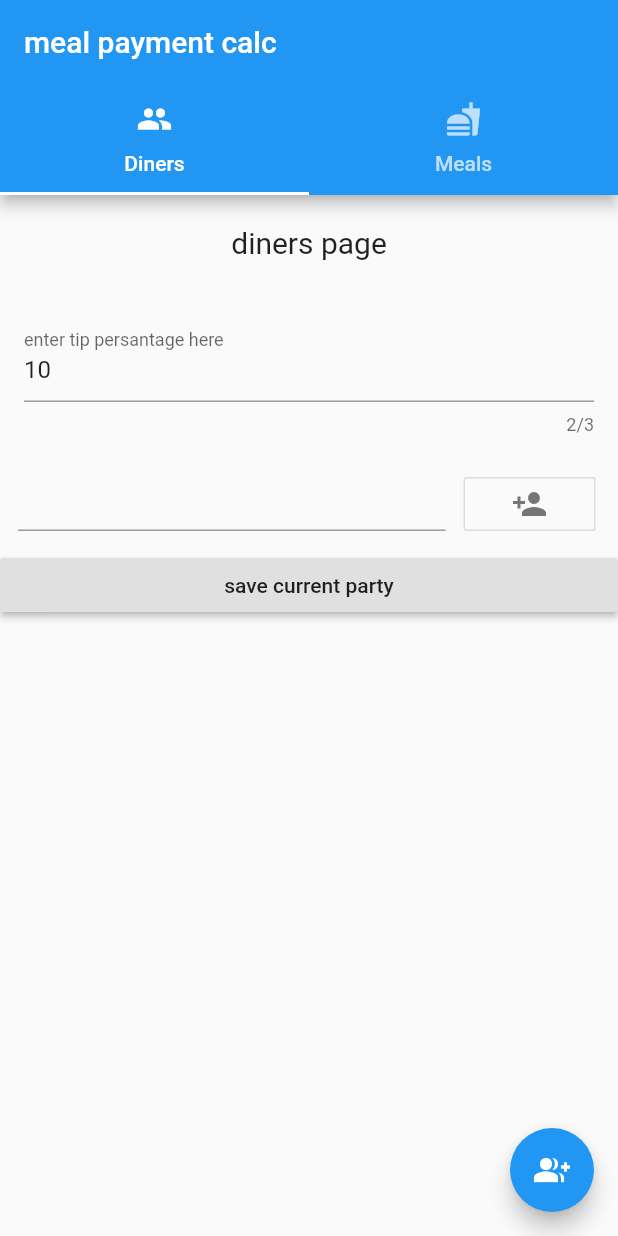
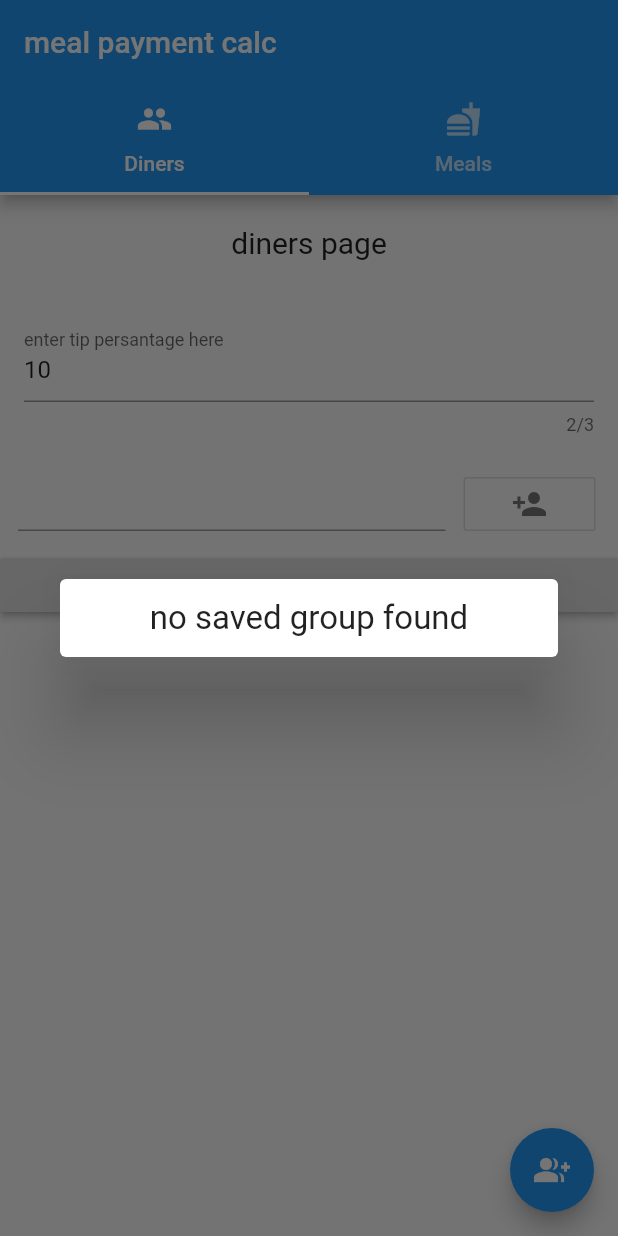
Before and after one commit to ShalevNehorai/mealPaymantCulculator, a Flutter app: the screen it shows after launch, after a tap on the "group add" icon, on a phone screen of 412 x 824 dp. Run offline on Flutter 3.47's test engine with Material 2 defaults, Android fonts, the phone set to English and light mode, and no system bars; our stand-ins replace fluttertoast, sqflite; accounts and stored records are empty.

Commit message:
can choose saved group

```diff
--- /dev/null
+++ b/lib/dialogs/choose_group_dialog.dart
@@ -0,0 +1,86 @@
+import 'package:flutter/material.dart';
+import 'package:meal_payment_culculator/database_helper.dart';
+
+class ChooseGroupDialog extends StatefulWidget {
+  @override
+  _ChooseGroupDialogState createState() => _ChooseGroupDialogState();
+}
+
+class _ChooseGroupDialogState extends State<ChooseGroupDialog> {
+
+  Future<List<GroupModel>> _getAllSavedGroups() async{
+    //await Future.delayed(Duration(seconds: 3));
+    DatabaseHelper helper = DatabaseHelper.instance;
+    List<GroupModel> groupModels = await helper.queryAllGroups();
+    if(groupModels != null){
+      return groupModels;
+    }
+    return null;
+  }
+
+  void _deleteSavedGroup(GroupModel groupModel) async{
+    DatabaseHelper helper = DatabaseHelper.instance;
+    int result = await helper.deleteSavedGroup(groupModel.name);
+    print(result);
+  }
+
+  @override
+  Widget build(BuildContext context) {
+    return Dialog(
+      child: FutureBuilder(
+        future: _getAllSavedGroups(),
+        builder: (context, snapshot) {
+          if(snapshot.connectionState == ConnectionState.done){
+            List<GroupModel> groups = snapshot.data;
+            return groups == null?
+            Center(heightFactor: 2, child: Text('no saved group found', style: TextStyle(
+              fontSize: 22.0,
+            ),))
+            : ListView.separated(
+              shrinkWrap: true,
+              itemCount: groups.length,
+              itemBuilder: (context, i) {
+                GroupModel groupModel = groups[i];
+                return ListTile(
+                  onTap: () {
+                    Navigator.of(context).pop(groupModel);
+                  },
+                  leading: Container(
+                    constraints: BoxConstraints(
+                      maxWidth: MediaQuery.of(context).size.width / 2
+                    ),
+                    child: Text(groupModel.name, style: TextStyle(
+                      fontSize: 20.0,
+                      fontWeight: FontWeight.bold
+                    ),),
+                  ),
+                  //title: Text(groupModel.getMemdersNames()),
+                  trailing: IconButton(
+                    icon: Icon(Icons.delete, color: Colors.red,),
+                    onPressed: () {
+                      setState(() {
+                        print('remove ${groupModel.name} from list');
+                        _deleteSavedGroup(groupModel);
+                      });
+                    },
+                  ),
+                );
+              },
+              separatorBuilder: (context, index) => Divider(thickness: 1.0,),
+            );
+          }
+          else{
+            return SizedBox(
+              child: Padding(
+                padding: const EdgeInsets.all(16.0),
+                child: CircularProgressIndicator(),
+              ),
+              height: MediaQuery.of(context).size.width / 2,
+              width: MediaQuery.of(context).size.width / 2,
+            );
+          }
+        }
+      ),
+    );
+  }
+}
--- a/lib/main.dart
+++ b/lib/main.dart
@@ -2,6 +2,7 @@ import 'package:flutter/material.dart';
 import 'package:flutter/services.dart';
 import 'package:fluttertoast/fluttertoast.dart';
 import 'package:meal_payment_culculator/database_helper.dart';
+import 'package:meal_payment_culculator/dialogs/choose_group_dialog.dart';
 import 'package:meal_payment_culculator/dialogs/input_text_dialog.dart';
 import 'package:meal_payment_culculator/diner_row.dart';
 import 'package:meal_payment_culculator/meal_row.dart';
@@ -87,6 +88,7 @@ class AppState extends State<Home>{
   }
 
   Widget getDinersPage(BuildContext context){//diners page
+    FocusNode focusNode = FocusNode();
     return Scaffold(
       body: ListView(
         children: <Widget>[
@@ -156,6 +158,8 @@ class AppState extends State<Home>{
                 child: Padding(
                   padding: const EdgeInsets.only(right: 12.0, left: 12.0, bottom: 12.0),
                   child: TextField(
+                    focusNode: focusNode,
+                    autofocus: false,
                     controller: tECDinerName,
                   ),
                 ),
@@ -206,8 +210,21 @@ class AppState extends State<Home>{
       floatingActionButton: FloatingActionButton(
         tooltip: 'Load group from memory',
         onPressed: () async {
-          List<GroupModel> groups = await _read();
-          print(groups.toString());
+          focusNode.unfocus();
+          showDialog(
+            context: navigatorKey.currentState.overlay.context,
+            builder: (context) => ChooseGroupDialog(),
+          ).then((value) {
+            print(value);
+            setState(() {
+              for (var member in value.members) {
+                Person diner = Person(member.toString());
+                if(!isPersonExists(diner.name)){
+                  _diners.add(diner);
+                }
+              }
+            });
+          });
         },
         child: Icon(Icons.group_add),
       ),
```
Also changed, not shown: lib/database_helper.dart (+21 -3 lines).
